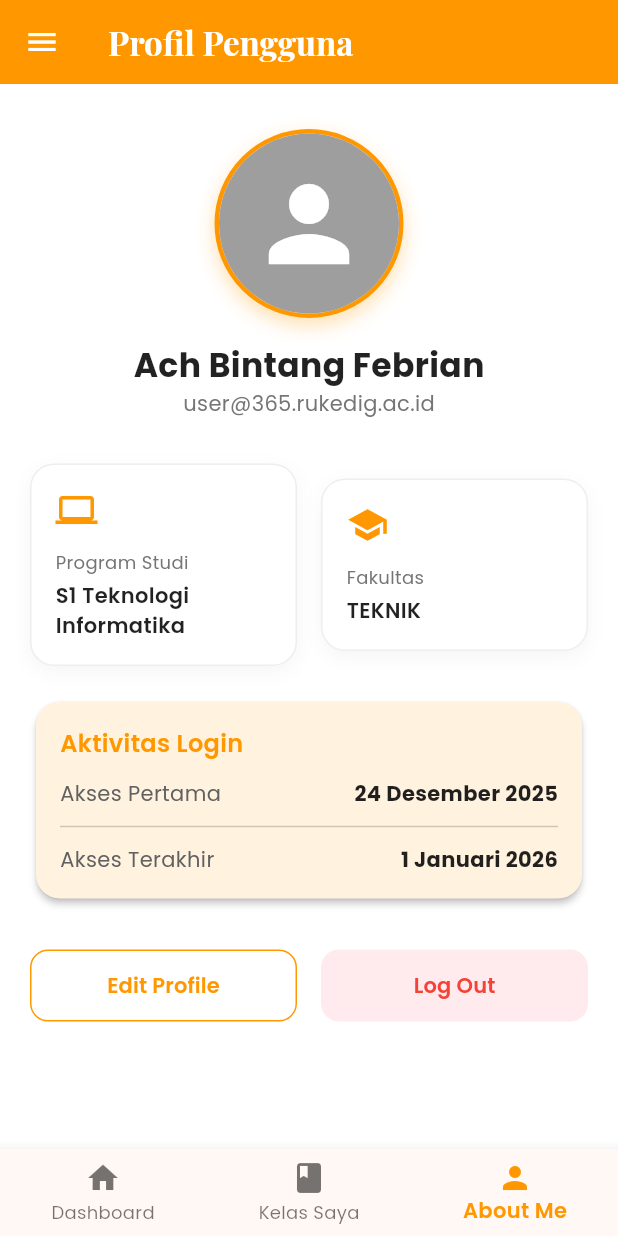
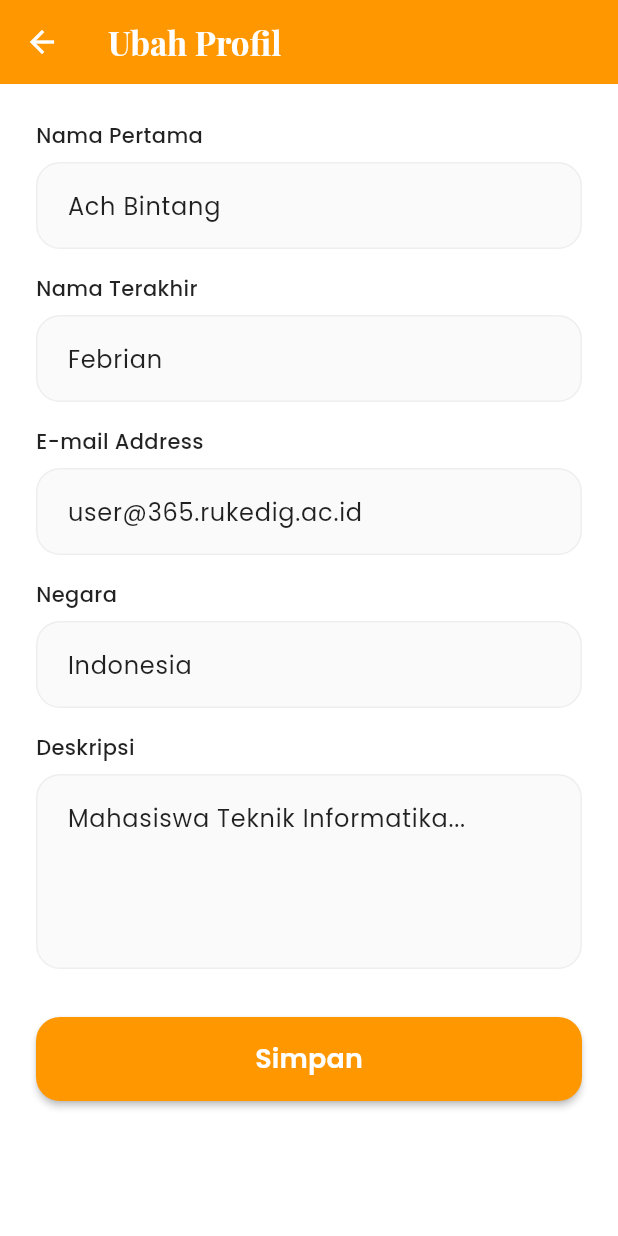
Before and after one commit to achbintangfebrian/rukedig, a Flutter app: the HomeScreen screen opened directly, item 3 of the bottom bar chosen, after a tap on "Edit Profile", on a phone screen of 412 x 824 dp. Run offline on Flutter 3.47's test engine with Material 3 defaults, Android fonts, the phone set to English and light mode, and no system bars; our stand-ins replace google_fonts.

Commit message:
menambahkan fitur edit profil

```diff
--- /dev/null
+++ b/lib/models/user_profile.dart
@@ -0,0 +1,15 @@
+class UserProfile {
+  final String firstName;
+  final String lastName;
+  final String email;
+  final String country;
+  final String description;
+
+  UserProfile({
+    required this.firstName,
+    required this.lastName,
+    required this.email,
+    required this.country,
+    required this.description,
+  });
+}
--- /dev/null
+++ b/lib/screens/edit_profile_screen.dart
@@ -0,0 +1,143 @@
+import 'package:flutter/material.dart';
+import 'package:google_fonts/google_fonts.dart';
+import 'package:rukedig/models/user_profile.dart';
+
+class EditProfileScreen extends StatefulWidget {
+  final UserProfile currentProfile;
+
+  const EditProfileScreen({super.key, required this.currentProfile});
+
+  @override
+  State<EditProfileScreen> createState() => _EditProfileScreenState();
+}
+
+class _EditProfileScreenState extends State<EditProfileScreen> {
+  late TextEditingController _firstNameController;
+  late TextEditingController _lastNameController;
+  late TextEditingController _emailController;
+  late TextEditingController _countryController;
+  late TextEditingController _descriptionController;
+
+  @override
+  void initState() {
+    super.initState();
+    _firstNameController = TextEditingController(text: widget.currentProfile.firstName);
+    _lastNameController = TextEditingController(text: widget.currentProfile.lastName);
+    _emailController = TextEditingController(text: widget.currentProfile.email);
+    _countryController = TextEditingController(text: widget.currentProfile.country);
+    _descriptionController = TextEditingController(text: widget.currentProfile.description);
+  }
+
+  @override
+  void dispose() {
+    _firstNameController.dispose();
+    _lastNameController.dispose();
+    _emailController.dispose();
+    _countryController.dispose();
+    _descriptionController.dispose();
+    super.dispose();
+  }
+
+  @override
+  Widget build(BuildContext context) {
+    return Scaffold(
+      backgroundColor: Colors.white,
+      appBar: AppBar(
+        title: Text(
+          'Ubah Profil',
+          style: GoogleFonts.playfairDisplay(
+            fontWeight: FontWeight.bold,
+            color: Colors.white,
+          ),
+        ),
+        backgroundColor: const Color(0xFFFF9800),
+        iconTheme: const IconThemeData(color: Colors.white),
+      ),
+      body: SingleChildScrollView(
+        padding: const EdgeInsets.all(24.0),
+        child: Column(
+          children: [
+            _buildTextField(label: 'Nama Pertama', controller: _firstNameController),
+            const SizedBox(height: 16),
+            _buildTextField(label: 'Nama Terakhir', controller: _lastNameController),
+            const SizedBox(height: 16),
+            _buildTextField(label: 'E-mail Address', controller: _emailController),
+            const SizedBox(height: 16),
+            _buildTextField(label: 'Negara', controller: _countryController),
+            const SizedBox(height: 16),
+            _buildTextField(label: 'Deskripsi', controller: _descriptionController, maxLines: 4),
+            const SizedBox(height: 32),
+            SizedBox(
+              width: double.infinity,
+              height: 56,
+              child: ElevatedButton(
+                onPressed: () {
+                  final updatedProfile = UserProfile(
+                    firstName: _firstNameController.text,
+                    lastName: _lastNameController.text,
+                    email: _emailController.text,
+                    country: _countryController.text,
+                    description: _descriptionController.text,
+                  );
+                  Navigator.pop(context, updatedProfile);
+                },
+                style: ElevatedButton.styleFrom(
+                  backgroundColor: const Color(0xFFFF9800),
+                  foregroundColor: Colors.white,
+                  shape: RoundedRectangleBorder(
+                    borderRadius: BorderRadius.circular(16),
+                  ),
+                  elevation: 2,
+                ),
+                child: Text(
+                  'Simpan',
+                  style: GoogleFonts.poppins(
+                    fontSize: 18,
+                    fontWeight: FontWeight.w600,
+                  ),
+                ),
+              ),
+            ),
+          ],
+        ),
+      ),
+    );
+  }
+
+  Widget _buildTextField({
+    required String label,
+    required TextEditingController controller,
+    int maxLines = 1,
+  }) {
+    return Column(
+      crossAxisAlignment: CrossAxisAlignment.start,
+      children: [
+        Text(
+          label,
+          style: GoogleFonts.poppins(
+            fontSize: 14,
+            fontWeight: FontWeight.w500,
+            color: Colors.black87,
+          ),
+        ),
+        const SizedBox(height: 8),
+        Container(
+          decoration: BoxDecoration(
+            color: Colors.grey[50],
+            borderRadius: BorderRadius.circular(16),
+            border: Border.all(color: Colors.grey[200]!),
+          ),
+          child: TextField(
+            controller: controller,
+            maxLines: maxLines,
+            style: GoogleFonts.poppins(color: Colors.black87),
+            decoration: InputDecoration(
+              border: InputBorder.none,
+              contentPadding: const EdgeInsets.symmetric(horizontal: 20, vertical: 16),
+            ),
+          ),
+        ),
+      ],
+    );
+  }
+}
--- a/lib/screens/home_screen.dart
+++ b/lib/screens/home_screen.dart
@@ -3,6 +3,8 @@ import 'package:google_fonts/google_fonts.dart';
 import 'package:rukedig/screens/profile_screen.dart';
 import 'package:rukedig/screens/my_courses_screen.dart';
 import 'package:rukedig/screens/login_screen.dart';
+
+import 'package:rukedig/models/user_profile.dart';
 
 class HomeScreen extends StatefulWidget {
   final int initialIndex;
@@ -15,12 +17,19 @@ class HomeScreen extends StatefulWidget {
 class _HomeScreenState extends State<HomeScreen> {
   late int _selectedIndex;
 
-  // List of screens for bottom navigation
-  final List<Widget> _screens = [
-    const DashboardContent(),
-    const MyCoursesScreen(),
-    const ProfileScreen(),
-  ];
+  UserProfile _userProfile = UserProfile(
+     firstName: 'Ach Bintang',
+     lastName: 'Febrian',
+     email: 'user@365.rukedig.ac.id',
+     country: 'Indonesia',
+     description: 'Mahasiswa Teknik Informatika...',
+   );
+
+  void _updateProfile(UserProfile newProfile) {
+    setState(() {
+      _userProfile = newProfile;
+    });
+  }
 
   @override
   void initState() {
@@ -36,6 +45,15 @@ class _HomeScreenState extends State<HomeScreen> {
 
   @override
   Widget build(BuildContext context) {
+    final List<Widget> screens = [
+      const DashboardContent(),
+      const MyCoursesScreen(),
+      ProfileScreen(
+        userProfile: _userProfile,
+        onProfileUpdate: _updateProfile,
+      ),
+    ];
+
     return Scaffold(
       backgroundColor: Colors.white,
       appBar: AppBar(
@@ -94,7 +112,7 @@ class _HomeScreenState extends State<HomeScreen> {
                    ),
                    const SizedBox(height: 12),
                    Text(
-                    'User Name',
+                    '${_userProfile.firstName} ${_userProfile.lastName}',
                     style: GoogleFonts.poppins(
                       color: Colors.white,
                       fontSize: 18,
@@ -102,7 +120,7 @@ class _HomeScreenState extends State<HomeScreen> {
                     ),
                   ),
                   Text(
-                    'user@365.rukedig.ac.id',
+                    _userProfile.email,
                     style: GoogleFonts.poppins(
                       color: Colors.white70,
                       fontSize: 14,
@@ -156,7 +174,10 @@ class _HomeScreenState extends State<HomeScreen> {
           ],
         ),
       ),
-      body: _screens[_selectedIndex],
+      body: IndexedStack(
+        index: _selectedIndex,
+        children: screens,
+      ),
       bottomNavigationBar: BottomNavigationBar(
         items: const <BottomNavigationBarItem>[
           BottomNavigationBarItem(
--- a/lib/screens/my_courses_screen.dart
+++ b/lib/screens/my_courses_screen.dart
@@ -21,24 +21,45 @@ class MyCoursesScreen extends StatelessWidget {
           ),
           const SizedBox(height: 24),
           _buildCourseCard(
-            title: 'Dasar Pemrograman',
-            code: 'CS101',
-            schedule: 'Senin, 08:00 - 10:00',
-            progress: 0.7,
+            title: 'Cyber Security',
+            code: 'CS-401',
+            schedule: 'Mulai: 25 Desember 2025',
+            progress: 0.0,
           ),
           const SizedBox(height: 16),
           _buildCourseCard(
-            title: 'Kalkulus 1',
-            code: 'MATH101',
-            schedule: 'Rabu, 13:00 - 15:00',
-            progress: 0.4,
+            title: 'Kecerdasan Buatan',
+            code: 'AI-301',
+            schedule: 'Mulai: 25 Desember 2025',
+            progress: 0.0,
           ),
           const SizedBox(height: 16),
           _buildCourseCard(
-            title: 'Bahasa Inggris',
-            code: 'LANG101',
-            schedule: 'Jumat, 09:00 - 11:00',
-            progress: 0.9,
+            title: 'Sistem Informasi Geografis',
+            code: 'GIS-201',
+            schedule: 'Mulai: 25 Desember 2025',
+            progress: 0.0,
+          ),
+          const SizedBox(height: 16),
+          _buildCourseCard(
+            title: 'Data Mining',
+            code: 'DM-302',
+            schedule: 'Mulai: 25 Desember 2025',
+            progress: 0.0,
+          ),
+          const SizedBox(height: 16),
+          _buildCourseCard(
+            title: 'Mobile Programming',
+            code: 'MOB-501',
+            schedule: 'Mulai: 25 Desember 2025',
+            progress: 0.0,
+          ),
+           const SizedBox(height: 16),
+          _buildCourseCard(
+            title: 'Sistem Operasi',
+            code: 'OS-202',
+            schedule: 'Mulai: 25 Desember 2025',
+            progress: 0.0,
           ),
         ],
       ),
--- a/lib/screens/profile_screen.dart
+++ b/lib/screens/profile_screen.dart
@@ -1,10 +1,24 @@
 import 'package:flutter/material.dart';
 import 'package:google_fonts/google_fonts.dart';
 import 'package:rukedig/screens/login_screen.dart';
+import 'package:rukedig/screens/edit_profile_screen.dart';
+import 'package:rukedig/models/user_profile.dart';
 
-class ProfileScreen extends StatelessWidget {
-  const ProfileScreen({super.key});
+class ProfileScreen extends StatefulWidget {
+  final UserProfile userProfile;
+  final Function(UserProfile) onProfileUpdate;
 
+  const ProfileScreen({
+    super.key,
+    required this.userProfile,
+    required this.onProfileUpdate,
+  });
+
+  @override
+  State<ProfileScreen> createState() => _ProfileScreenState();
+}
+
+class _ProfileScreenState extends State<ProfileScreen> {
   @override
   Widget build(BuildContext context) {
     return SingleChildScrollView(
@@ -31,7 +45,6 @@ class ProfileScreen extends StatelessWidget {
                     radius: 60,
                     backgroundColor: Colors.grey,
                     child: Icon(Icons.person, size: 80, color: Colors.white),
-                    // backgroundImage: AssetImage('assets/images/profile.jpg'), // Uncomment if using asset
                   ),
                 ),
               ],
@@ -39,7 +52,7 @@ class ProfileScreen extends StatelessWidget {
           ),
           const SizedBox(height: 16),
           Text(
-            'Ach Bintang Febrian',
+            '${widget.userProfile.firstName} ${widget.userProfile.lastName}',
             style: GoogleFonts.poppins(
               fontSize: 22,
               fontWeight: FontWeight.bold,
@@ -47,7 +60,7 @@ class ProfileScreen extends StatelessWidget {
             ),
           ),
           Text(
-            'user@365.rukedig.ac.id',
+            widget.userProfile.email,
             style: GoogleFonts.poppins(
               fontSize: 14,
               color: Colors.grey[600],
@@ -121,7 +134,15 @@ class ProfileScreen extends StatelessWidget {
               children: [
                 Expanded(
                   child: OutlinedButton(
-                    onPressed: () {},
+                    onPressed: () async {
+                       final result = await Navigator.of(context).push(
+                         MaterialPageRoute(builder: (_) => EditProfileScreen(currentProfile: widget.userProfile)),
+                       );
+
+                       if (result != null && result is UserProfile) {
+                         widget.onProfileUpdate(result);
+                       }
+                    },
                     style: OutlinedButton.styleFrom(
                       side: const BorderSide(color: Color(0xFFFF9800)),
                       padding: const EdgeInsets.symmetric(vertical: 14),
```
Also changed, not shown: 1 other file.
